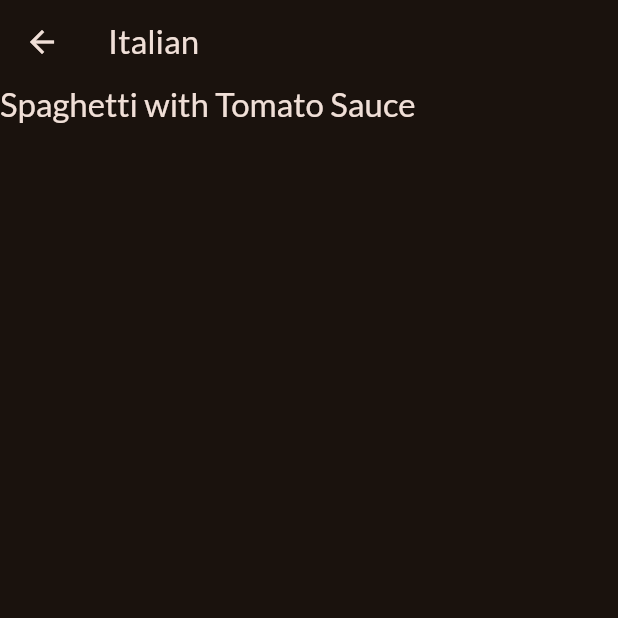
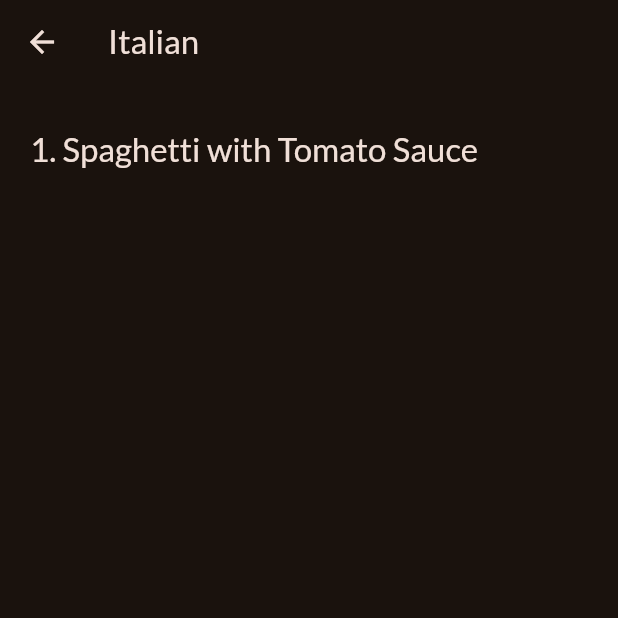
Before and after one commit to dainavipurav/002_flutter_udemy_meals_app, a Flutter app: the screen it shows after launch, after a tap on "Italian", on a phone screen of 412 x 824 dp, the top half of it. Run offline on Flutter 3.47's test engine with Material 3 defaults, Android fonts, the light colour scheme and no system bars; our stand-ins replace google_fonts.

Commit message:
code modified

```diff
--- a/lib/screens/categories_screen.dart
+++ b/lib/screens/categories_screen.dart
@@ -1,9 +1,30 @@
 import 'package:flutter/material.dart';
 import 'package:udemy_005_meals_app/dummy_data.dart';
+import 'package:udemy_005_meals_app/models/category.dart';
 import 'package:udemy_005_meals_app/widgets/category_item.dart';
+
+import 'meals_screen.dart';
 
 class CategoriesScreen extends StatelessWidget {
   const CategoriesScreen({super.key});
+
+  void _onSelectCategory(Category category, BuildContext ctx) {
+    final filteredList = dummyMeals
+        .where((element) => element.categories.contains(category.id))
+        .toList();
+
+    Navigator.push(
+      ctx,
+      MaterialPageRoute(
+        builder: (context) {
+          return MealScreen(
+            title: category.title,
+            meals: filteredList,
+          );
+        },
+      ),
+    );
+  }
 
   @override
   Widget build(context) {
@@ -23,6 +44,9 @@ class CategoriesScreen extends StatelessWidget {
           for (final category in availableCategories)
             CategoryItem(
               category: category,
+              onSelectCategory: () {
+                _onSelectCategory(category, context);
+              },
             ),
         ],
       ),
--- a/lib/screens/meals_screen.dart
+++ b/lib/screens/meals_screen.dart
@@ -16,11 +16,14 @@ class MealScreen extends StatelessWidget {
   Widget build(context) {
     Widget content = ListView.builder(
       itemBuilder: (context, index) {
-        return Text(
-          meals[index].title,
-          style: Theme.of(context).textTheme.titleLarge!.copyWith(
-                color: Theme.of(context).colorScheme.onBackground,
-              ),
+        return Padding(
+          padding: const EdgeInsets.symmetric(vertical: 10),
+          child: Text(
+            '${index + 1}. ${meals[index].title}',
+            style: Theme.of(context).textTheme.titleLarge!.copyWith(
+                  color: Theme.of(context).colorScheme.onBackground,
+                ),
+          ),
         );
       },
       itemCount: meals.length,
@@ -52,7 +55,10 @@ class MealScreen extends StatelessWidget {
       appBar: AppBar(
         title: Text(title),
       ),
-      body: content,
+      body: Padding(
+        padding: const EdgeInsets.all(20),
+        child: content,
+      ),
     );
   }
 }
--- a/lib/widgets/category_item.dart
+++ b/lib/widgets/category_item.dart
@@ -1,33 +1,18 @@
 import 'package:flutter/material.dart';
-import 'package:udemy_005_meals_app/dummy_data.dart';
 import 'package:udemy_005_meals_app/models/category.dart';
-import 'package:udemy_005_meals_app/screens/meals_screen.dart';
 
 class CategoryItem extends StatelessWidget {
-  const CategoryItem({super.key, required this.category});
+  const CategoryItem(
+      {super.key, required this.category, this.onSelectCategory});
   final Category category;
+  final void Function()? onSelectCategory;
 
   @override
   Widget build(BuildContext context) {
     return InkWell(
       splashColor: Theme.of(context).primaryColor,
       borderRadius: BorderRadius.circular(16),
-      onTap: () {
-        Navigator.push(
-          context,
-          MaterialPageRoute(
-            builder: (context) {
-              return MealScreen(
-                title: category.title,
-                meals: dummyMeals
-                    .where(
-                        (element) => element.categories.contains(category.id))
-                    .toList(),
-              );
-            },
-          ),
-        );
-      },
+      onTap: onSelectCategory,
       child: Container(
         padding: const EdgeInsets.all(20),
         decoration: BoxDecoration(
```
